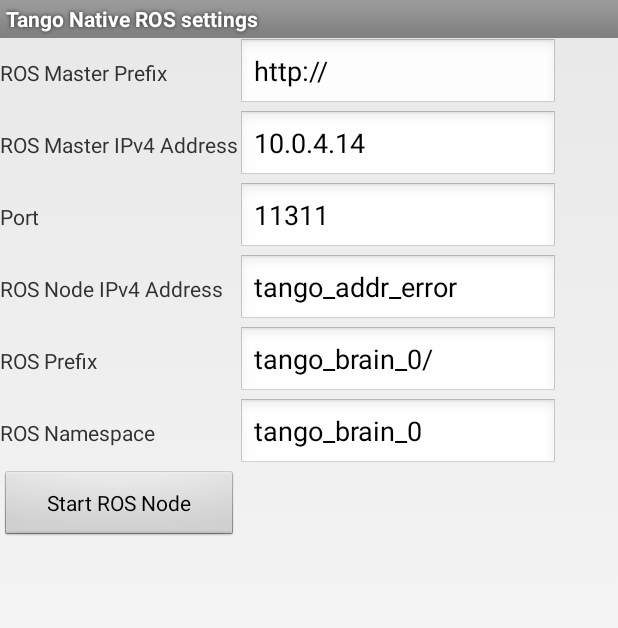
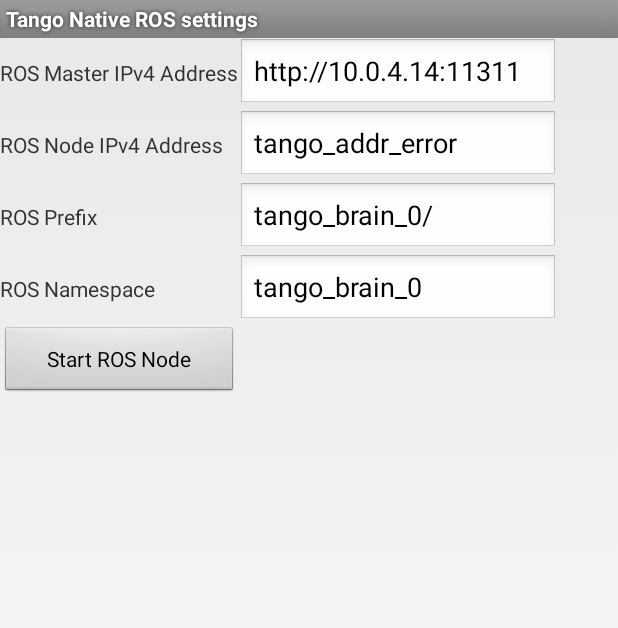
Before and after one commit to uml-robotics/tango_ros_ndk, an Android app: the screen it shows after launch (SettingsActivity), on a phone screen of 412 x 824 dp. Shown: the top 628 px of the screen. Run offline under Robolectric (Android 15) with nearby library versions, the phone set to English and light mode, and no system bars.

```diff
--- a/tango_native_ros/tango_native_streaming/src/main/java/edu/uml/tango/tangonativeros/tangonativestreaming/SettingsActivity.java
+++ b/tango_native_ros/tango_native_streaming/src/main/java/edu/uml/tango/tangonativeros/tangonativestreaming/SettingsActivity.java
@@ -15,25 +15,19 @@ import java.util.List;
 
 public class SettingsActivity extends Activity {
 
-    public static String master_prefix = "http://",
-                         ros_master = "10.0.4.14",
-                         master_port = "11311",
+    public static String ros_master = "http://10.0.4.14:11311",
                          ros_ip = "",
                          tango_prefix = "tango_brain_0/",
                          namespace = "tango_brain_0";
-    public TextView ros_master_prefix_edit, ros_master_edit, ros_port_edit, tango_addr_edit, prefix_edit, tango_namespace_edit;
+    public TextView ros_master_edit, tango_addr_edit, prefix_edit, tango_namespace_edit;
 
     @Override
     protected void onCreate(Bundle savedInstanceState) {
         super.onCreate(savedInstanceState);
 
         Intent intent = getIntent();
-        if (intent.hasExtra("MASTER_PREFIX"))
-            master_prefix = intent.getStringExtra("MASTER_PREFIX");
         if (intent.hasExtra("ROS_MASTER"))
             ros_master = intent.getStringExtra("ROS_MASTER");
-        if (intent.hasExtra("MASTER_PORT"))
-            master_port = intent.getStringExtra("MASTER_PORT");
         if (intent.hasExtra("ROS_IP"))
             ros_ip = intent.getStringExtra("ROS_IP");
         if (intent.hasExtra("TANGO_PREFIX"))
@@ -44,24 +38,18 @@ public class SettingsActivity extends Activity {
 
         ros_ip = getIPAddress(true);
         setContentView(R.layout.activity_settings);
-        ros_master_prefix_edit = (TextView) findViewById(R.id.MASTER_PREFIX_EDIT);
         ros_master_edit = (TextView) findViewById(R.id.MASTER_IP_EDIT);
-        ros_port_edit = (TextView) findViewById(R.id.MASTER_PORT_EDIT);
         tango_addr_edit = (TextView) findViewById(R.id.NODE_IP_EDIT);
         prefix_edit = (TextView) findViewById(R.id.PREFIX_EDIT);
         tango_namespace_edit = (TextView) findViewById(R.id.NAMESPACE_EDIT);
 
         if (savedInstanceState != null) {
-            master_prefix = savedInstanceState.getString("MASTER_PREFIX");
             ros_master = savedInstanceState.getString("ROS_MASTER");
-            master_port = savedInstanceState.getString("MASTER_PORT");
             ros_ip = savedInstanceState.getString("ROS_IP");
             tango_prefix = savedInstanceState.getString("TANGO_PREFIX");
             namespace = savedInstanceState.getString("NAMESPACE");
         }
-        ros_master_prefix_edit.setText(master_prefix);
         ros_master_edit.setText(ros_master);
-        ros_port_edit.setText(master_port);
 
         if (!ros_ip.equals("")) {
             tango_addr_edit.setText(ros_ip);
@@ -107,22 +95,16 @@ public class SettingsActivity extends Activity {
     }
 
     public void startStreaming(View view) {
-        master_prefix = ros_master_prefix_edit.getText().toString();
         ros_master = ros_master_edit.getText().toString();
-        master_port = ros_port_edit.getText().toString();
         ros_ip = tango_addr_edit.getText().toString();
         tango_prefix = prefix_edit.getText().toString();
         namespace = tango_namespace_edit.getText().toString();
-        Log.d("ROS Master prefix", master_prefix);
-        Log.d("ROS Master IP: ", ros_master);
-        Log.d("ROS port: ", master_port);
+        Log.d("ROS Master URI: ", ros_master);
         Log.d("Tango IP: ", ros_ip);
         Log.d("Tango prefix: ", tango_prefix);
         Log.d("Tango Namespace: ", namespace);
         Intent intent = new Intent(this, NativeStreamingActivity.class);
-        intent.putExtra("MASTER_PREFIX", master_prefix);
         intent.putExtra("ROS_MASTER", ros_master);
-        intent.putExtra("MASTER_PORT", master_port);
         intent.putExtra("ROS_IP", ros_ip);
         intent.putExtra("TANGO_PREFIX", tango_prefix);
         intent.putExtra("NAMESPACE", namespace);
@@ -136,15 +118,11 @@ public class SettingsActivity extends Activity {
     @Override
     public void onSaveInstanceState(Bundle savedInstanceState) {
         super.onSaveInstanceState(savedInstanceState);
-        master_prefix = ros_master_prefix_edit.getText().toString();
         ros_master = ros_master_edit.getText().toString();
-        master_port = ros_port_edit.getText().toString();
         ros_ip = tango_addr_edit.getText().toString();
         tango_prefix = prefix_edit.getText().toString();
         namespace = tango_namespace_edit.getText().toString();
-        savedInstanceState.putString("MASTER_PREFIX", master_prefix);
         savedInstanceState.putString("ROS_MASTER", ros_master);
-        savedInstanceState.putString("MASTER_PORT", master_port);
         savedInstanceState.putString("ROS_IP", ros_ip);
         savedInstanceState.putString("TANGO_PREFIX", tango_prefix);
         savedInstanceState.putString("NAMESPACE", namespace);
@@ -153,21 +131,15 @@ public class SettingsActivity extends Activity {
     @Override
     public void onRestoreInstanceState(Bundle savedInstanceState) {
         super.onRestoreInstanceState(savedInstanceState);
-        master_prefix = savedInstanceState.getString("MASTER_PREFIX");
         ros_master = savedInstanceState.getString("ROS_MASTER");
-        master_port = savedInstanceState.getString("MASTER_PORT");
         ros_ip = savedInstanceState.getString("ROS_IP");
         tango_prefix = savedInstanceState.getString("TANGO_PREFIX");
         namespace = savedInstanceState.getString("NAMESPACE");
-        ros_master_prefix_edit = (TextView) findViewById(R.id.MASTER_PREFIX_EDIT);
         ros_master_edit = (TextView) findViewById(R.id.MASTER_IP_EDIT);
-        ros_port_edit = (TextView) findViewById(R.id.MASTER_PORT_EDIT);
         tango_addr_edit = (TextView) findViewById(R.id.NODE_IP_EDIT);
         prefix_edit = (TextView) findViewById(R.id.PREFIX_EDIT);
         tango_namespace_edit = (TextView) findViewById(R.id.NAMESPACE_EDIT);
-        ros_master_prefix_edit.setText(master_prefix);
         ros_master_edit.setText(ros_master);
-        ros_port_edit.setText(master_port);
         tango_addr_edit.setText(ros_ip);
         prefix_edit.setText(tango_prefix);
         tango_namespace_edit.setText(namespace);
--- a/tango_native_ros/tango_native_streaming/src/main/res/layout/activity_depth_perception.xml
+++ b/tango_native_ros/tango_native_streaming/src/main/res/layout/activity_depth_perception.xml
@@ -6,6 +6,7 @@
     >
 
     <TextView
+        android:id="@+id/STREAM_STATE_LBL"
         android:layout_width="wrap_content"
         android:layout_height="wrap_content"
         android:text="@string/text_message" />
--- a/tango_native_ros/tango_native_streaming/src/main/res/layout/activity_settings.xml
+++ b/tango_native_ros/tango_native_streaming/src/main/res/layout/activity_settings.xml
@@ -1,25 +1,6 @@
 <?xml version="1.0" encoding="utf-8"?>
 <TableLayout xmlns:android="http://schemas.android.com/apk/res/android"
     android:layout_width="match_parent" android:layout_height="match_parent">
-
-    <TableRow
-        android:layout_width="match_parent"
-        android:layout_height="match_parent">
-
-        <TextView
-            android:id="@+id/ROS_MASTER_PREFIX_LBL"
-            android:layout_width="wrap_content"
-            android:layout_height="wrap_content"
-            android:text="@string/ROS_MASTER_PREFIX_LBL" />
-
-        <EditText
-            android:id="@+id/MASTER_PREFIX_EDIT"
-            android:layout_width="wrap_content"
-            android:layout_height="wrap_content"
-            android:ems="10"
-            android:inputType="textUri"
-            android:text="Name" />
-    </TableRow>
 
     <TableRow
         android:layout_width="match_parent"
@@ -37,25 +18,6 @@
             android:layout_height="wrap_content"
             android:ems="10"
             android:inputType="textUri"
-            android:text="Name" />
-    </TableRow>
-
-    <TableRow
-        android:layout_width="match_parent"
-        android:layout_height="match_parent" >
-
-        <TextView
-            android:id="@+id/ROS_PORT_LBL"
-            android:layout_width="wrap_content"
-            android:layout_height="wrap_content"
-            android:text="@string/ROS_PORT_LBL" />
-
-        <EditText
-            android:id="@+id/MASTER_PORT_EDIT"
-            android:layout_width="wrap_content"
-            android:layout_height="wrap_content"
-            android:ems="10"
-            android:inputType="textUri|number"
             android:text="Name" />
     </TableRow>
 
--- a/tango_native_ros/tango_native_streaming/src/main/res/values/strings.xml
+++ b/tango_native_ros/tango_native_streaming/src/main/res/values/strings.xml
@@ -9,7 +9,6 @@
     <string name="ROS_NAMESPACE_LBL">ROS Namespace</string>
     <string name="START_BTN">Start ROS Node</string>
     <string name="tango_addr_error">Unable to determine IP Address</string>
-    <string name="STOP_BTN">Stop Streaming</string>
-    <string name="ROS_PORT_LBL">Port</string>
-    <string name="ROS_MASTER_PREFIX_LBL">ROS Master Prefix</string>
+    <string name="STOP_BTN">Settings</string>
+    <string name="STREAM_ERR">Unable to contact ROS master</string>
 </resources>
```
Also changed, not shown: tango_native_ros/tango_native_streaming/src/main/java/edu/uml/tango/tangonativeros/tangonativestreaming/NativeStreamingActivity.java (+60 -21 lines), tango_native_ros/tango_native_streaming/src/main/AndroidManifest.xml (line endings or trailing spaces), 1 other file.
